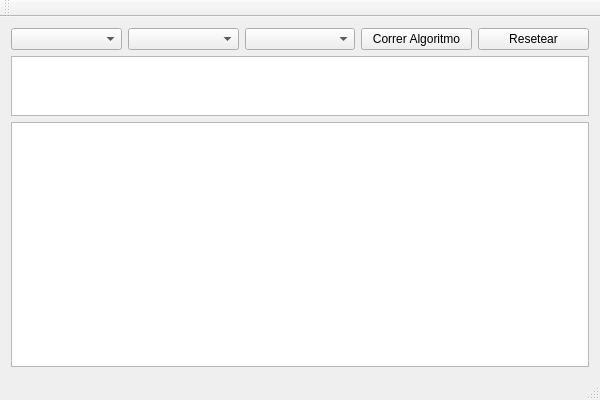
Above: Rutas/main/SimulationView.ui from AndresMora04/Rutas before the change. Below: the same form after it.
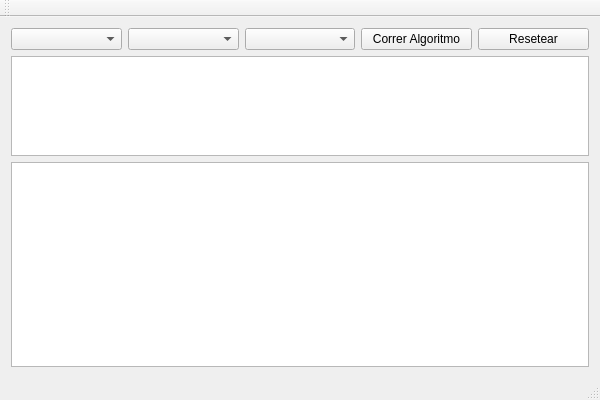
That is the form after the change.

```diff
--- a/Rutas/main/SimulationView.ui
+++ b/Rutas/main/SimulationView.ui
@@ -44,10 +44,22 @@
     </item>
     <item>
      <widget class="QTextEdit" name="txtOutput">
+      <property name="sizePolicy">
+       <sizepolicy hsizetype="Expanding" vsizetype="Expanding">
+        <horstretch>0</horstretch>
+        <verstretch>0</verstretch>
+       </sizepolicy>
+      </property>
+      <property name="minimumSize">
+       <size>
+        <width>0</width>
+        <height>100</height>
+       </size>
+      </property>
       <property name="maximumSize">
        <size>
         <width>16777215</width>
-        <height>60</height>
+        <height>100</height>
        </size>
       </property>
      </widget>
```
